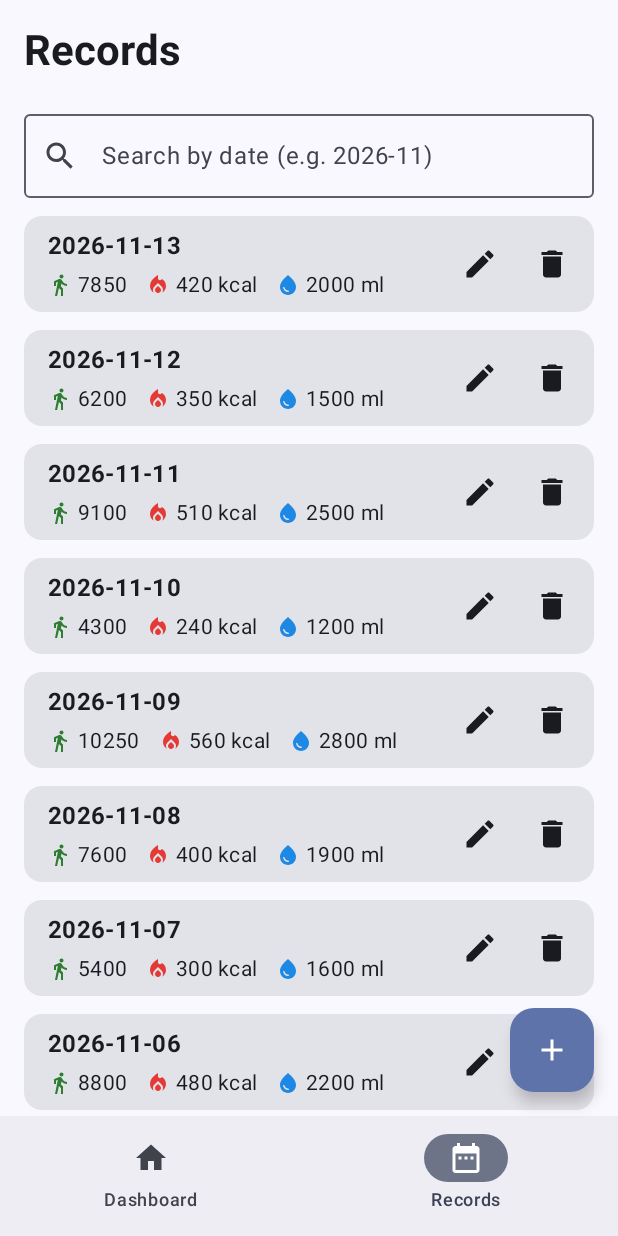
After one commit to SanthaJayanthan/HealthMate, an Android app built with Jetpack Compose: the RecordListScreen screen opened through its navigation route, on a phone screen of 412 x 824 dp. The commit adds this screen. Run offline under Robolectric (Android 15) with nearby library versions, the phone set to English and light mode, and no system bars; our stand-ins replace Room's generated code.

Commit message:
Add pop-up messages for add, update and delete

```diff
--- a/app/src/main/java/com/example/healthmate/MainActivity.kt
+++ b/app/src/main/java/com/example/healthmate/MainActivity.kt
@@ -4,44 +4,31 @@ import android.os.Bundle
 import androidx.activity.ComponentActivity
 import androidx.activity.compose.setContent
 import androidx.activity.enableEdgeToEdge
-import androidx.compose.foundation.layout.fillMaxSize
-import androidx.compose.foundation.layout.padding
-import androidx.compose.material3.Scaffold
-import androidx.compose.material3.Text
-import androidx.compose.runtime.Composable
-import androidx.compose.ui.Modifier
-import androidx.compose.ui.tooling.preview.Preview
+import androidx.lifecycle.lifecycleScope
+import com.example.healthmate.data.local.AppDatabase
+import com.example.healthmate.data.repository.HealthRepository
+import com.example.healthmate.ui.navigation.HealthApp
 import com.example.healthmate.ui.theme.HealthMateTheme
+import kotlinx.coroutines.launch
 
+// The only Activity: it builds the database and repository, then shows the app
 class MainActivity : ComponentActivity() {
     override fun onCreate(savedInstanceState: Bundle?) {
         super.onCreate(savedInstanceState)
-        enableEdgeToEdge()
+        enableEdgeToEdge()                                   // draw behind the status bar
+
+        // Database -> DAO -> repository (the layers from our architecture)
+        val database = AppDatabase.getInstance(applicationContext)
+        val repository = HealthRepository(database.healthRecordDao())
+
+        // First run only: fill the empty database with the 10 sample records
+        lifecycleScope.launch { repository.seedIfEmpty() }
+
+        // Show the screens inside the app theme
         setContent {
             HealthMateTheme {
-                Scaffold(modifier = Modifier.fillMaxSize()) { innerPadding ->
-                    Greeting(
-                        name = "Android",
-                        modifier = Modifier.padding(innerPadding)
-                    )
-                }
+                HealthApp(repository)
             }
         }
     }
 }
-
-@Composable
-fun Greeting(name: String, modifier: Modifier = Modifier) {
-    Text(
-        text = "Hello $name!",
-        modifier = modifier
-    )
-}
-
-@Preview(showBackground = true)
-@Composable
-fun GreetingPreview() {
-    HealthMateTheme {
-        Greeting("Android")
-    }
-}
--- /dev/null
+++ b/app/src/main/java/com/example/healthmate/ui/dashboard/DashboardScreen.kt
@@ -0,0 +1,78 @@
+package com.example.healthmate.ui.dashboard
+
+import androidx.compose.foundation.layout.*
+import androidx.compose.foundation.rememberScrollState
+import androidx.compose.foundation.verticalScroll
+import androidx.compose.material.icons.Icons
+import androidx.compose.material.icons.automirrored.filled.DirectionsWalk
+import androidx.compose.material.icons.filled.LocalFireDepartment
+import androidx.compose.material.icons.filled.WaterDrop
+import androidx.compose.material3.*
+import androidx.compose.runtime.*
+import androidx.compose.ui.Alignment
+import androidx.compose.ui.Modifier
+import androidx.compose.ui.graphics.Color
+import androidx.compose.ui.graphics.vector.ImageVector
+import androidx.compose.ui.text.font.FontWeight
+import androidx.compose.ui.unit.dp
+import com.example.healthmate.ui.theme.CaloriesColor
+import com.example.healthmate.ui.theme.StepsColor
+import com.example.healthmate.ui.theme.WaterColor
+
+// Daily targets used for the progress bars
+private const val STEPS_GOAL = 10_000
+private const val CALORIES_GOAL = 500
+private const val WATER_GOAL = 2_500
+
+// Dashboard: shows today's totals as three colour-coded cards
+@Composable
+fun DashboardScreen(viewModel: DashboardViewModel, modifier: Modifier = Modifier) {
+    // collectAsState turns the ViewModel's flow into state; the screen redraws when it changes
+    val state by viewModel.uiState.collectAsState()
+
+    Column(
+        modifier = modifier
+            .fillMaxSize()
+            .padding(16.dp)
+            .verticalScroll(rememberScrollState()),   // scrolls on small screens
+        verticalArrangement = Arrangement.spacedBy(16.dp)
+    ) {
+        // Screen title and today's date
+        Text("HealthMate", style = MaterialTheme.typography.headlineMedium, fontWeight = FontWeight.Bold)
+        Text("Today: ${state.date}", style = MaterialTheme.typography.titleMedium)
+
+        // One card per metric
+        MetricCard("Steps", state.steps, STEPS_GOAL, "steps", Icons.AutoMirrored.Filled.DirectionsWalk, StepsColor)
+        MetricCard("Calories burned", state.calories, CALORIES_GOAL, "kcal", Icons.Filled.LocalFireDepartment, CaloriesColor)
+        MetricCard("Water intake", state.water, WATER_GOAL, "ml", Icons.Filled.WaterDrop, WaterColor)
+    }
+}
+
+// A card with an icon, the value, and a progress bar towards the daily goal
+@Composable
+private fun MetricCard(label: String, value: Int, goal: Int, unit: String, icon: ImageVector, color: Color) {
+    // Progress between 0 and 1 (capped so the bar never overflows)
+    val progress = (value.toFloat() / goal).coerceIn(0f, 1f)
+
+    Card(
+        modifier = Modifier.fillMaxWidth(),
+        colors = CardDefaults.cardColors(containerColor = color.copy(alpha = 0.12f)) // light tint of the metric colour
+    ) {
+        Column(modifier = Modifier.padding(16.dp)) {
+            // Icon and label row
+            Row(verticalAlignment = Alignment.CenterVertically) {
+                Icon(icon, contentDescription = label, tint = color, modifier = Modifier.size(32.dp))
+                Spacer(Modifier.width(12.dp))
+                Text(label, style = MaterialTheme.typography.titleMedium)
+            }
+            Spacer(Modifier.height(8.dp))
+            // The big number
+            Text("$value $unit", style = MaterialTheme.typography.headlineMedium, fontWeight = FontWeight.Bold, color = color)
+            Spacer(Modifier.height(8.dp))
+            // Progress towards the goal
+            LinearProgressIndicator(progress = { progress }, modifier = Modifier.fillMaxWidth(), color = color)
+            Spacer(Modifier.height(4.dp))
+            Text("Goal: $goal $unit", style = MaterialTheme.typography.bodySmall)
+        }
+    }
+}
--- /dev/null
+++ b/app/src/main/java/com/example/healthmate/ui/navigation/HealthApp.kt
@@ -0,0 +1,148 @@
+package com.example.healthmate.ui.navigation
+
+import androidx.compose.foundation.layout.padding
+import androidx.compose.material.icons.Icons
+import androidx.compose.material.icons.filled.Add
+import androidx.compose.material.icons.filled.DateRange
+import androidx.compose.material.icons.filled.Home
+import androidx.compose.material3.*
+import androidx.compose.runtime.Composable
+import androidx.compose.runtime.getValue
+import androidx.compose.runtime.remember
+import androidx.compose.runtime.rememberCoroutineScope
+import androidx.compose.ui.Modifier
+import androidx.compose.ui.graphics.vector.ImageVector
+import androidx.lifecycle.viewmodel.compose.viewModel
+import androidx.navigation.NavType
+import androidx.navigation.compose.NavHost
+import androidx.navigation.compose.composable
+import androidx.navigation.compose.currentBackStackEntryAsState
+import androidx.navigation.compose.rememberNavController
+import androidx.navigation.navArgument
+import com.example.healthmate.data.repository.HealthRepository
+import com.example.healthmate.ui.HealthViewModelFactory
+import com.example.healthmate.ui.addedit.AddEditScreen
+import com.example.healthmate.ui.addedit.AddEditViewModel
+import com.example.healthmate.ui.addedit.AddEditViewModelFactory
+import com.example.healthmate.ui.dashboard.DashboardScreen
+import com.example.healthmate.ui.dashboard.DashboardViewModel
+import com.example.healthmate.ui.records.RecordListScreen
+import com.example.healthmate.ui.records.RecordListViewModel
+import kotlinx.coroutines.launch
+
+// The screen addresses used by the navigation system
+object Routes {
+    const val DASHBOARD = "dashboard"
+    const val RECORDS = "records"
+    const val ADD_EDIT = "addedit/{recordId}"   // {recordId} is filled in when navigating
+
+    // Builds the address for the form: -1 means "new record"
+    fun addEdit(recordId: Int?) = "addedit/${recordId ?: -1}"
+}
+
+// One entry of the bottom navigation bar
+private data class BottomItem(val route: String, val label: String, val icon: ImageVector)
+
+// The whole app UI: bottom bar, add button, pop-up messages and the screens
+@Composable
+fun HealthApp(repository: HealthRepository) {
+    val navController = rememberNavController()
+    // Which screen is showing right now
+    val backStackEntry by navController.currentBackStackEntryAsState()
+    val currentRoute = backStackEntry?.destination?.route
+    // The bottom bar and add button appear only on the two main screens
+    val onMainScreen = currentRoute == Routes.DASHBOARD || currentRoute == Routes.RECORDS
+
+    // One factory shared by the ViewModels that only need the repository
+    val factory = remember(repository) { HealthViewModelFactory(repository) }
+
+    // Holds the pop-up message currently being shown (the "snackbar")
+    val snackbarHostState = remember { SnackbarHostState() }
+    // Needed to start the (suspending) showSnackbar call from a button click
+    val scope = rememberCoroutineScope()
+    // Shows a short pop-up message at the bottom of the screen
+    val showMessage: (String) -> Unit = { text ->
+        scope.launch {
+            snackbarHostState.currentSnackbarData?.dismiss() // replace any message still on screen
+            snackbarHostState.showSnackbar(text)             // shows for a few seconds, then hides
+        }
+    }
+
+    val items = listOf(
+        BottomItem(Routes.DASHBOARD, "Dashboard", Icons.Filled.Home),
+        BottomItem(Routes.RECORDS, "Records", Icons.Filled.DateRange)
+    )
+
+    Scaffold(
+        // Where the pop-up messages appear
+        snackbarHost = { SnackbarHost(snackbarHostState) },
+        bottomBar = {
+            if (onMainScreen) {
+                NavigationBar {
+                    items.forEach { item ->
+                        NavigationBarItem(
+                            selected = currentRoute == item.route,
+                            onClick = {
+                                navController.navigate(item.route) {
+                                    popUpTo(Routes.DASHBOARD) { saveState = true } // do not pile up screens
+                                    launchSingleTop = true
+                                    restoreState = true
+                                }
+                            },
+                            icon = { Icon(item.icon, contentDescription = item.label) },
+                            label = { Text(item.label) }
+                        )
+                    }
+                }
+            }
+        },
+        floatingActionButton = {
+            if (onMainScreen) {
+                // Opens the form in "add new" mode
+                FloatingActionButton(onClick = { navController.navigate(Routes.addEdit(null)) }) {
+                    Icon(Icons.Filled.Add, contentDescription = "Add record")
+                }
+            }
+        }
+    ) { innerPadding ->
+        NavHost(
+            navController = navController,
+            startDestination = Routes.DASHBOARD,
+            modifier = Modifier.padding(innerPadding)
+        ) {
+            // Screen 1: Dashboard
+            composable(Routes.DASHBOARD) {
+                val vm: DashboardViewModel = viewModel(factory = factory)
+                DashboardScreen(vm)
+            }
+            // Screen 2: Records list; Edit opens the form, delete shows a pop-up message
+            composable(Routes.RECORDS) {
+                val vm: RecordListViewModel = viewModel(factory = factory)
+                RecordListScreen(
+                    viewModel = vm,
+                    onEdit = { id -> navController.navigate(Routes.addEdit(id)) },
+                    onMessage = showMessage
+                )
+            }
+            // Screen 3: Add/Edit form
+            composable(
+                route = Routes.ADD_EDIT,
+                arguments = listOf(navArgument("recordId") { type = NavType.IntType })
+            ) { entry ->
+                val id = entry.arguments?.getInt("recordId") ?: -1
+                // -1 becomes null, which the ViewModel reads as "add new"
+                val vm: AddEditViewModel = viewModel(
+                    factory = AddEditViewModelFactory(repository, if (id == -1) null else id)
+                )
+                AddEditScreen(
+                    viewModel = vm,
+                    onBack = { navController.popBackStack() },       // back arrow: no message
+                    onSaved = { wasEditing ->
+                        navController.popBackStack()                  // leave the form
+                        showMessage(if (wasEditing) "Record updated" else "Record added")
+                    }
+                )
+            }
+        }
+    }
+}
--- /dev/null
+++ b/app/src/main/java/com/example/healthmate/ui/records/RecordListScreen.kt
@@ -0,0 +1,130 @@
+package com.example.healthmate.ui.records
+
+import androidx.compose.foundation.layout.*
+import androidx.compose.foundation.lazy.LazyColumn
+import androidx.compose.foundation.lazy.items
+import androidx.compose.material.icons.Icons
+import androidx.compose.material.icons.automirrored.filled.DirectionsWalk
+import androidx.compose.material.icons.filled.Delete
+import androidx.compose.material.icons.filled.Edit
+import androidx.compose.material.icons.filled.LocalFireDepartment
+import androidx.compose.material.icons.filled.Search
+import androidx.compose.material.icons.filled.WaterDrop
+import androidx.compose.material3.*
+import androidx.compose.runtime.*
+import androidx.compose.ui.Alignment
+import androidx.compose.ui.Modifier
+import androidx.compose.ui.graphics.Color
+import androidx.compose.ui.graphics.vector.ImageVector
+import androidx.compose.ui.text.font.FontWeight
+import androidx.compose.ui.unit.dp
+import com.example.healthmate.data.local.HealthRecord
+import com.example.healthmate.ui.theme.CaloriesColor
+import com.example.healthmate.ui.theme.StepsColor
+import com.example.healthmate.ui.theme.WaterColor
+
+// Records list: search box, list of records, edit and delete buttons
+@Composable
+fun RecordListScreen(
+    viewModel: RecordListViewModel,        // holds the list and the search text
+    onEdit: (Int) -> Unit,                 // called with the record id when Edit is tapped
+    onMessage: (String) -> Unit = {},      // called to show a pop-up message (e.g. after delete)
+    modifier: Modifier = Modifier
+) {
+    // The list and the search text, both observed from the ViewModel
+    val records by viewModel.records.collectAsState()
+    val query by viewModel.searchQuery.collectAsState()
+    // The record waiting for delete confirmation (null = no dialog shown)
+    var recordToDelete by remember { mutableStateOf<HealthRecord?>(null) }
+
+    Column(modifier = modifier.fillMaxSize().padding(horizontal = 16.dp)) {
+        Text(
+            "Records",
+            style = MaterialTheme.typography.headlineMedium,
+            fontWeight = FontWeight.Bold,
+            modifier = Modifier.padding(vertical = 16.dp)
+        )
+
+        // Search box: filters by date text such as 2026-11
+        OutlinedTextField(
+            value = query,
+            onValueChange = viewModel::onSearchChange,
+            modifier = Modifier.fillMaxWidth(),
+            label = { Text("Search by date (e.g. 2026-11)") },
+            leadingIcon = { Icon(Icons.Filled.Search, contentDescription = "Search") },
+            singleLine = true
+        )
+
+        if (records.isEmpty()) {
+            // Empty state: nothing saved yet, or the search found nothing
+            Box(modifier = Modifier.fillMaxSize(), contentAlignment = Alignment.Center) {
+                Text("No records found")
+            }
+        } else {
+            LazyColumn(
+                verticalArrangement = Arrangement.spacedBy(12.dp),
+                // Extra bottom space so the add button never hides the last card
+                contentPadding = PaddingValues(top = 12.dp, bottom = 88.dp)
+            ) {
+                items(records, key = { it.id }) { record ->
+                    RecordCard(
+                        record = record,
+                        onEdit = { onEdit(record.id) },
+                        onDelete = { recordToDelete = record }   // ask first, do not delete yet
+                    )
+                }
+            }
+        }
+    }
+
+    // Confirmation dialog shown only while recordToDelete has a value
+    recordToDelete?.let { record ->
+        AlertDialog(
+            onDismissRequest = { recordToDelete = null },
+            title = { Text("Delete record?") },
+            text = { Text("Delete the record for ${record.date}? This cannot be undone.") },
+            confirmButton = {
+                TextButton(onClick = {
+                    viewModel.deleteRecord(record)   // really delete
+                    onMessage("Record deleted")      // show the pop-up message
+                    recordToDelete = null            // close the dialog
+                }) { Text("Delete") }
+            },
+            dismissButton = { TextButton(onClick = { recordToDelete = null }) { Text("Cancel") } }
+        )
+    }
+}
+
+// One row of the list: date, three values, edit and delete buttons
+@Composable
+private fun RecordCard(record: HealthRecord, onEdit: () -> Unit, onDelete: () -> Unit) {
+    Card(modifier = Modifier.fillMaxWidth()) {
+        Row(
+            modifier = Modifier.padding(start = 16.dp, top = 8.dp, bottom = 8.dp, end = 4.dp),
+            verticalAlignment = Alignment.CenterVertically
+        ) {
+            // Left side takes all spare width; the buttons stay on the right
+            Column(modifier = Modifier.weight(1f)) {
+                Text(record.date, style = MaterialTheme.typography.titleMedium, fontWeight = FontWeight.Bold)
+                Spacer(Modifier.height(4.dp))
+                Row(horizontalArrangement = Arrangement.spacedBy(12.dp)) {
+                    MetricLabel(Icons.AutoMirrored.Filled.DirectionsWalk, "${record.steps}", StepsColor)
+                    MetricLabel(Icons.Filled.LocalFireDepartment, "${record.calories} kcal", CaloriesColor)
+                    MetricLabel(Icons.Filled.WaterDrop, "${record.water} ml", WaterColor)
+                }
+            }
+            IconButton(onClick = onEdit) { Icon(Icons.Filled.Edit, contentDescription = "Edit record") }
+            IconButton(onClick = onDelete) { Icon(Icons.Filled.Delete, contentDescription = "Delete record") }
+        }
+    }
+}
+
+// Small coloured icon followed by a value, e.g. a flame and "420 kcal"
+@Composable
+private fun MetricLabel(icon: ImageVector, text: String, color: Color) {
+    Row(verticalAlignment = Alignment.CenterVertically) {
+        Icon(icon, contentDescription = null, tint = color, modifier = Modifier.size(16.dp))
+        Spacer(Modifier.width(4.dp))
+        Text(text, style = MaterialTheme.typography.bodyMedium)
+    }
+}
--- /dev/null
+++ b/app/src/main/java/com/example/healthmate/ui/theme/HealthColors.kt
@@ -0,0 +1,8 @@
+package com.example.healthmate.ui.theme
+
+import androidx.compose.ui.graphics.Color
+
+// One colour per health metric, reused on every screen so users learn them
+val StepsColor = Color(0xFF2E7D32)      // green for steps
+val CaloriesColor = Color(0xFFE53935)   // red for calories
+val WaterColor = Color(0xFF1E88E5)      // blue for water
```
Also changed, not shown: app/src/main/java/com/example/healthmate/ui/addedit/AddEditScreen.kt (added, +81 -0 lines).
